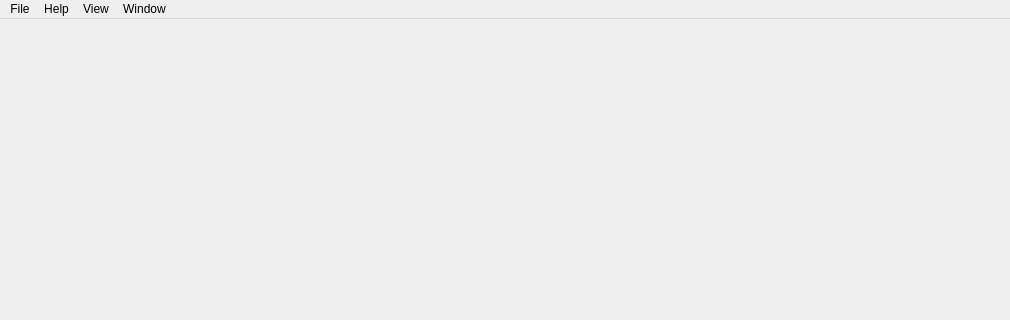
Above: GUI/MainWindow/MainWindow.ui from BrendonWatsonLab/PhoPyQtTimelinePlotter before the change; both pictures show x 0 to 1010 and y 0 to 320 of the 1010 by 879 pixel window. Below: the same form after it.
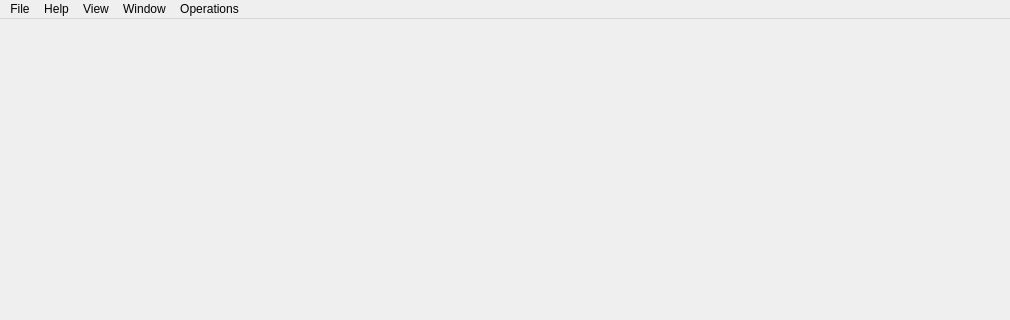
That is the form after the change.

The edit to the form file:
```diff
--- a/GUI/MainWindow/MainWindow.ui
+++ b/GUI/MainWindow/MainWindow.ui
@@ -84,10 +84,17 @@
     <addaction name="actionJump_to_Next"/>
     <addaction name="actionJump_to_End"/>
    </widget>
+   <widget class="QMenu" name="menuOperations">
+    <property name="title">
+     <string>Operations</string>
+    </property>
+    <addaction name="actionCut_at_Active_Video_Playhead"/>
+   </widget>
    <addaction name="menuFile"/>
    <addaction name="menuHelp"/>
    <addaction name="menuView"/>
    <addaction name="menuWindow"/>
+   <addaction name="menuOperations"/>
   </widget>
   <widget class="QStatusBar" name="statusbar"/>
   <widget class="QDockWidget" name="dockWidget_FooterToolbar">
```
Left out of the diff: 5 changed lines with no effect on the pictures.
